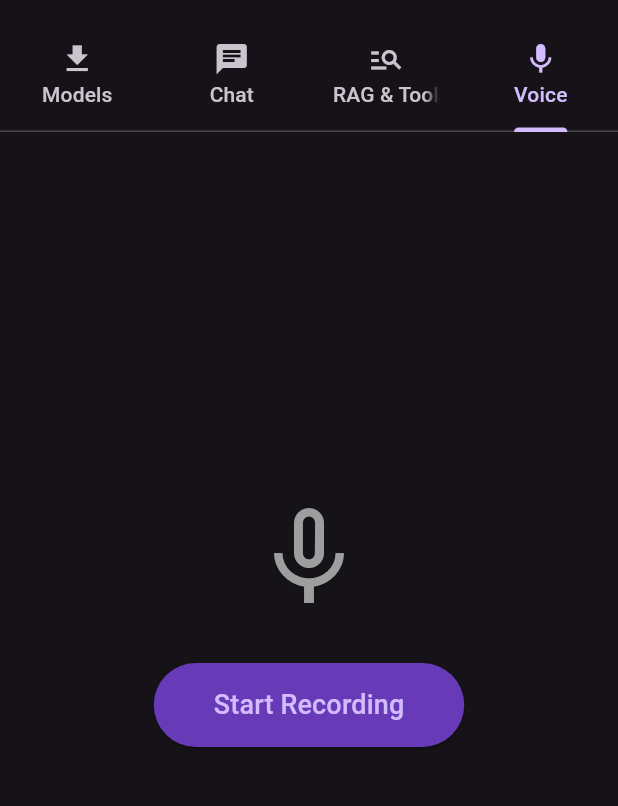
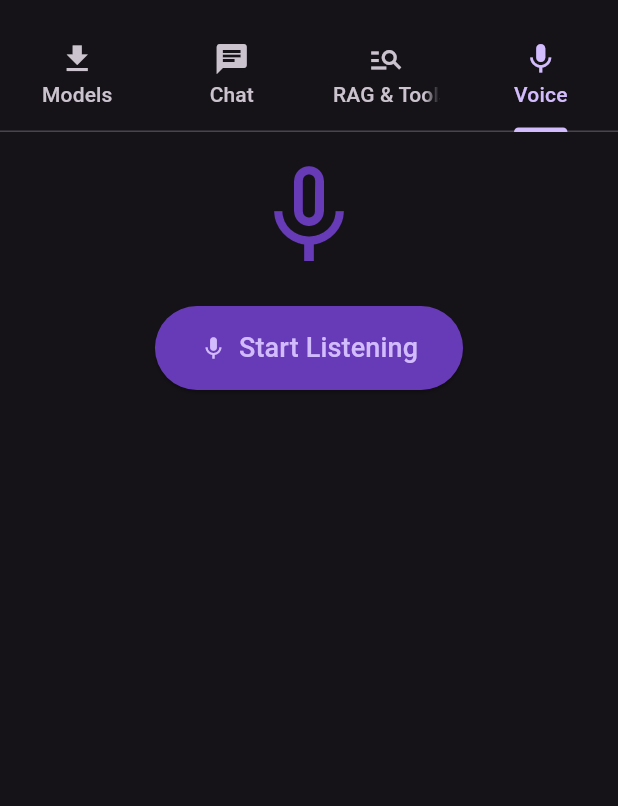
Before and after one commit to Ubuntu-Edge/denizen-ai-sdk, a Flutter app: the screen it shows after launch, tab 4 chosen, on a phone screen of 412 x 824 dp, the part 63-869 px from its top. Run offline on Flutter 3.47's test engine with Material 3 defaults, Android fonts, the phone set to English and light mode, and no system bars; our stand-ins replace connectivity_plus, flutter_tts, plugin_platform_interface, shared_preferences, speech_to_text; missing offline and left inert: dart:ffi, record, sqlite3, tflite_flutter, whisper_flutter_new.

Commit message:
feat(voice): integrate system speech_to_text and flutter_tts for zero-download voice chat

```diff
--- a/example/lib/main.dart
+++ b/example/lib/main.dart
@@ -377,6 +377,7 @@ class _RagTabState extends State<RagTab> {
 }
 
 // ============================================================================
+// ============================================================================
 // TAB 4: VOICE
 // ============================================================================
 class VoiceTab extends StatefulWidget {
@@ -389,9 +390,10 @@ class VoiceTab extends StatefulWidget {
 class _VoiceTabState extends State<VoiceTab> {
   final DenizenAI _denizen = DenizenAI();
   late DenizenVoiceSession _voiceSession;
-  bool _isRecording = false;
-  bool _isProcessing = false;
-  String _transcription = "";
+  bool _isListening = false;
+  bool _isSpeaking = false;
+  String _recognizedText = "";
+  String _aiResponse = "";
 
   @override
   void initState() {
@@ -399,85 +401,147 @@ class _VoiceTabState extends State<VoiceTab> {
     _voiceSession = _denizen.createVoiceSession();
   }
 
-  Future<void> _toggleRecording() async {
-    if (_isRecording) {
-      // Stop and transcribe
+  Future<void> _toggleListening() async {
+    if (_isListening) {
+      await _voiceSession.stopListening();
       setState(() {
-        _isRecording = false;
-        _isProcessing = true;
+        _isListening = false;
       });
+      if (_recognizedText.isNotEmpty && _denizen.isModelLoaded) {
+        _processWithLLM(_recognizedText);
+      }
+    } else {
+      setState(() {
+        _recognizedText = "Listening...";
+        _aiResponse = "";
+        _isListening = true;
+      });
+      await _voiceSession.startListening(
+        onResult: (text) {
+          setState(() {
+            _recognizedText = text;
+          });
+        },
+      );
+    }
+  }
 
+  Future<void> _processWithLLM(String prompt) async {
     try {
-        final result = await _voiceSession.stopAndTranscribe();
+      final session = _denizen.createSession(
+        systemPrompt: "You are a helpful offline voice assistant. Keep answers brief.",
+      );
+      String fullReply = "";
+      await for (final chunk in session.sendMessageStream(prompt)) {
+        fullReply += chunk;
         setState(() {
-          _transcription = result ?? "No speech detected.";
+          _aiResponse = fullReply;
         });
+      }
+      if (fullReply.isNotEmpty) {
+        _speakResponse(fullReply);
+      }
     } catch (e) {
       setState(() {
-          _transcription = "Error: $e";
-        });
-      } finally {
-        setState(() {
-          _isProcessing = false;
-        });
-      }
-    } else {
-      // Start recording
-      try {
-        await _voiceSession.startRecording();
-        setState(() {
-          _isRecording = true;
-          _transcription = "Recording...";
-        });
-      } catch (e) {
-        setState(() {
-          _transcription = "Error starting record: $e";
+        _aiResponse = "Error: $e";
       });
     }
   }
+
+  Future<void> _speakResponse(String text) async {
+    setState(() {
+      _isSpeaking = true;
+    });
+    await _voiceSession.speak(text);
+    setState(() {
+      _isSpeaking = false;
+    });
+  }
+
+  Future<void> _stopSpeaking() async {
+    await _voiceSession.stopSpeaking();
+    setState(() {
+      _isSpeaking = false;
+    });
   }
 
   @override
   Widget build(BuildContext context) {
     return Padding(
       padding: const EdgeInsets.all(16.0),
+      child: SingleChildScrollView(
         child: Column(
           mainAxisAlignment: MainAxisAlignment.center,
           children: [
             Icon(
-            _isRecording ? Icons.mic : Icons.mic_none,
+              _isListening ? Icons.mic : Icons.mic_none,
               size: 80,
-            color: _isRecording ? Colors.red : Colors.grey,
+              color: _isListening ? Colors.red : Colors.deepPurple,
+            ),
+            const SizedBox(height: 20),
+            ElevatedButton.icon(
+              onPressed: _toggleListening,
+              icon: Icon(_isListening ? Icons.stop : Icons.mic),
+              label: Text(
+                _isListening ? "Stop Listening" : "Start Listening",
+                style: const TextStyle(fontSize: 18),
+              ),
+              style: ElevatedButton.styleFrom(
+                backgroundColor: _isListening ? Colors.red : Colors.deepPurple,
+                padding: const EdgeInsets.symmetric(horizontal: 30, vertical: 15),
+              ),
             ),
             const SizedBox(height: 30),
-          ElevatedButton(
-            onPressed: _isProcessing ? null : _toggleRecording,
-            style: ElevatedButton.styleFrom(
-              backgroundColor: _isRecording ? Colors.red : Colors.deepPurple,
-              padding: const EdgeInsets.symmetric(horizontal: 40, vertical: 15),
+            if (_recognizedText.isNotEmpty)
+              Card(
+                color: Colors.grey[900],
+                child: Padding(
+                  padding: const EdgeInsets.all(16.0),
+                  child: Column(
+                    crossAxisAlignment: CrossAxisAlignment.start,
+                    children: [
+                      const Text(
+                        "🗣️ You said:",
+                        style: TextStyle(fontWeight: FontWeight.bold, color: Colors.deepPurpleAccent),
                       ),
-            child: Text(
-              _isRecording ? "Stop & Transcribe" : "Start Recording",
-              style: const TextStyle(fontSize: 18),
+                      const SizedBox(height: 8),
+                      Text(_recognizedText, style: const TextStyle(fontSize: 16)),
+                    ],
                   ),
                 ),
-          const SizedBox(height: 40),
-          if (_isProcessing) const CircularProgressIndicator(),
-          if (!_isProcessing && _transcription.isNotEmpty)
-            Container(
-              padding: const EdgeInsets.all(16),
-              decoration: BoxDecoration(
-                color: Colors.grey[900],
-                borderRadius: BorderRadius.circular(12),
               ),
-              child: Text(
-                _transcription,
-                style: const TextStyle(fontSize: 16),
-                textAlign: TextAlign.center,
+            const SizedBox(height: 20),
+            if (_aiResponse.isNotEmpty)
+              Card(
+                color: Colors.grey[850],
+                child: Padding(
+                  padding: const EdgeInsets.all(16.0),
+                  child: Column(
+                    crossAxisAlignment: CrossAxisAlignment.start,
+                    children: [
+                      Row(
+                        mainAxisAlignment: MainAxisAlignment.spaceBetween,
+                        children: [
+                          const Text(
+                            "🤖 AI Assistant:",
+                            style: TextStyle(fontWeight: FontWeight.bold, color: Colors.greenAccent),
+                          ),
+                          IconButton(
+                            icon: Icon(_isSpeaking ? Icons.volume_off : Icons.volume_up),
+                            onPressed: _isSpeaking ? _stopSpeaking : () => _speakResponse(_aiResponse),
+                            color: Colors.greenAccent,
+                          ),
+                        ],
+                      ),
+                      const SizedBox(height: 8),
+                      Text(_aiResponse, style: const TextStyle(fontSize: 16)),
+                    ],
+                  ),
                 ),
               ),
           ],
         ),
+      ),
     );
   }
 }
--- a/example/pubspec.yaml
+++ b/example/pubspec.yaml
@@ -34,6 +34,8 @@ dependencies:
     path: ../
   shared_preferences: ^2.2.3
   path_provider: ^2.1.1
+  speech_to_text: ^7.3.0
+  flutter_tts: ^4.2.0
 
   cupertino_icons: ^1.0.8
 
--- a/pubspec.yaml
+++ b/pubspec.yaml
@@ -22,6 +22,8 @@ dependencies:
   path: ^1.9.1
   record: ^6.2.1
   whisper_flutter_new: ^1.0.1
+  speech_to_text: ^7.3.0
+  flutter_tts: ^4.2.0
 
 dev_dependencies:
   flutter_test:
```
Also changed, not shown: lib/src/audio/denizen_voice_session.dart (+30 -8 lines), lib/src/audio/offline_audio_service.dart (+90 -11 lines). Lines whose indentation alone changed are shown as unchanged.
